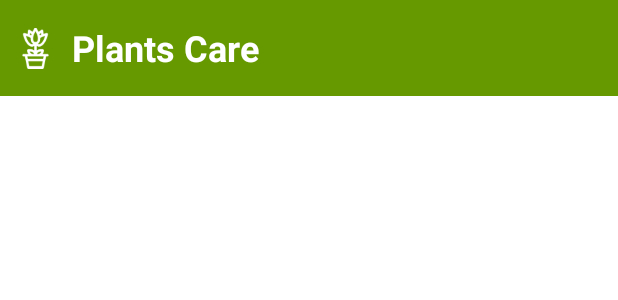
After one commit to luibasantes/PlantsCare, an Android app: the layout activity_estadisticas.xml on its own in the app's theme, with its tools: preview values and no code run, on a phone screen of 412 x 824 dp. The commit adds this screen. Shown: the top 300 px of the screen. Run offline under Robolectric (Android 15) with nearby library versions, the phone set to English and light mode, and no system bars.

Commit message:
Actualizando el gif

```diff
--- a/app/src/main/AndroidManifest.xml
+++ b/app/src/main/AndroidManifest.xml
@@ -12,7 +12,7 @@
         android:label="@string/app_name"
         android:roundIcon="@mipmap/ic_launcher"
         android:supportsRtl="true"
-        android:theme="@style/Theme.AppCompat.NoActionBar">
+        android:theme="@style/Theme.AppCompat.Light.NoActionBar">
         <activity android:name=".Principales.Inicio">
             <intent-filter>
                 <action android:name="android.intent.action.MAIN" />
@@ -21,7 +21,8 @@
             </intent-filter>
         </activity>
         <activity android:name=".Principales.MenuPrincipal" />
-        <activity android:name=".Principales.login"></activity>
+        <activity android:name=".Principales.login" />
+        <activity android:name=".Principales.Estadisticas"></activity>
     </application>
 
 </manifest>
--- a/app/src/main/java/com/projects/mirai/koukin/plantscare/Principales/Inicio.java
+++ b/app/src/main/java/com/projects/mirai/koukin/plantscare/Principales/Inicio.java
@@ -20,7 +20,7 @@ public class Inicio extends AppCompatActivity {
         setContentView(R.layout.activity_inicio);
         Thread thread = new Thread() {
         public void run() {
-            while (pStatus < 500) {
+            while (pStatus < 350) {
                 pStatus += 1;
                 handler.post(new Runnable() {
                     @Override
--- /dev/null
+++ b/app/src/main/res/layout/activity_estadisticas.xml
@@ -0,0 +1,40 @@
+<?xml version="1.0" encoding="utf-8"?>
+<RelativeLayout xmlns:android="http://schemas.android.com/apk/res/android"
+    xmlns:app="http://schemas.android.com/apk/res-auto"
+    xmlns:tools="http://schemas.android.com/tools"
+    android:layout_width="match_parent"
+    android:layout_height="match_parent"
+    android:background="@android:color/background_light"
+    tools:context=".Principales.Estadisticas">
+
+    <LinearLayout
+        android:layout_width="match_parent"
+        android:layout_height="wrap_content"
+        android:background="@android:color/holo_green_dark"
+        android:orientation="horizontal">
+
+        <ImageView
+            android:id="@+id/imageView9"
+            android:layout_width="wrap_content"
+            android:layout_height="wrap_content"
+            android:layout_marginLeft="10dp"
+            android:layout_weight="1"
+            app:srcCompat="@drawable/flower" />
+
+        <TextView
+            android:id="@+id/textView"
+            android:layout_width="match_parent"
+            android:layout_height="wrap_content"
+            android:layout_marginLeft="5dp"
+            android:layout_marginTop="10dp"
+            android:layout_weight="1"
+            android:background="@android:color/holo_green_dark"
+            android:padding="5dp"
+            android:text="Plants Care"
+            android:textColor="@android:color/background_light"
+            android:textSize="24sp"
+            android:textStyle="bold" />
+
+    </LinearLayout>
+
+</RelativeLayout>
--- a/app/src/main/res/layout/activity_inicio.xml
+++ b/app/src/main/res/layout/activity_inicio.xml
@@ -11,7 +11,7 @@
     <pl.droidsonroids.gif.GifTextView
         android:layout_width="match_parent"
         android:layout_height="match_parent"
-        android:background="@drawable/gif_file" />
+        android:background="@drawable/estesifinal" />
 
 
 
```
Also changed, not shown: app/src/main/java/com/projects/mirai/koukin/plantscare/Clases/RestService.java (+0 -24 lines), app/src/main/java/com/projects/mirai/koukin/plantscare/Principales/Estadisticas.java (added, +59 -0 lines), app/src/main/java/com/projects/mirai/koukin/plantscare/Principales/MenuPrincipal.java (+12 -1 lines), app/src/main/res/drawable/animatt5.gif (added), app/src/main/res/drawable/estesi.gif (added), app/src/main/res/drawable/estesifinal.gif (added).
